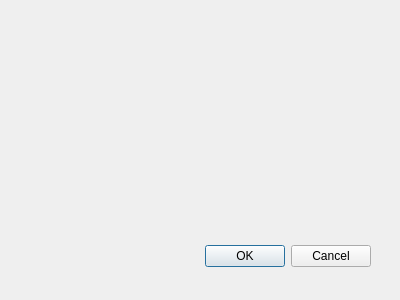
First picture: the form in dialog_two_threshold_transform.ui, repository my3rs/ImageQt, before the edit.
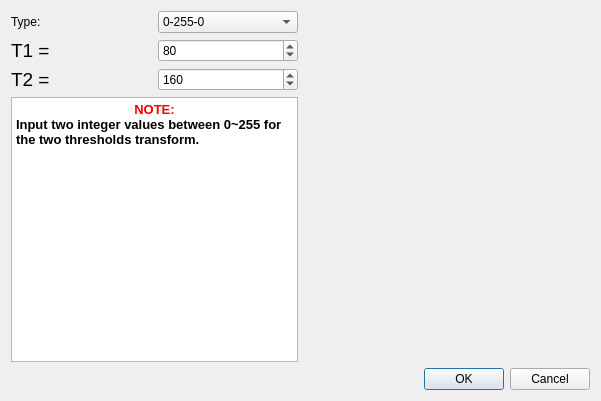
Second picture: the form after the edit. Custom widgets are drawn as their Qt base class.

Commit message: 双阈值灰度变换

```diff
--- a/dialog_two_threshold_transform.ui
+++ b/dialog_two_threshold_transform.ui
@@ -8,31 +8,162 @@
    <rect>
     <x>0</x>
     <y>0</y>
-    <width>400</width>
-    <height>300</height>
+    <width>601</width>
+    <height>401</height>
    </rect>
   </property>
+  <property name="sizePolicy">
+   <sizepolicy hsizetype="Expanding" vsizetype="Expanding">
+    <horstretch>0</horstretch>
+    <verstretch>0</verstretch>
+   </sizepolicy>
+  </property>
+  <property name="minimumSize">
+   <size>
+    <width>567</width>
+    <height>383</height>
+   </size>
+  </property>
+  <property name="maximumSize">
+   <size>
+    <width>1000</width>
+    <height>700</height>
+   </size>
+  </property>
   <property name="windowTitle">
    <string>Dialog</string>
   </property>
-  <widget name="buttonBox" class="QDialogButtonBox">
-   <property name="geometry">
-    <rect>
-     <x>30</x>
-     <y>240</y>
-     <width>341</width>
-     <height>32</height>
-    </rect>
-   </property>
-   <property name="orientation">
-    <enum>Qt::Horizontal</enum>
-   </property>
-   <property name="standardButtons">
-    <set>QDialogButtonBox::Cancel|QDialogButtonBox::Ok</set>
-   </property>
-  </widget>
+  <layout class="QVBoxLayout" name="verticalLayout_3">
+   <item>
+    <layout class="QHBoxLayout" name="horizontalLayout_4">
+     <item>
+      <layout class="QVBoxLayout" name="verticalLayout_2">
+       <item>
+        <layout class="QVBoxLayout" name="verticalLayout">
+         <item>
+          <layout class="QHBoxLayout" name="horizontalLayout_3">
+           <item>
+            <widget class="QLabel" name="label">
+             <property name="text">
+              <string>Type:</string>
+             </property>
+            </widget>
+           </item>
+           <item>
+            <widget class="QComboBox" name="comboBox">
+             <item>
+              <property name="text">
+               <string>0-255-0</string>
+              </property>
+             </item>
+             <item>
+              <property name="text">
+               <string>255-0-255</string>
+              </property>
+             </item>
+            </widget>
+           </item>
+          </layout>
+         </item>
+         <item>
+          <layout class="QHBoxLayout" name="horizontalLayout_2">
+           <item>
+            <widget class="QLabel" name="label_2">
+             <property name="text">
+              <string>&lt;html&gt;&lt;head/&gt;&lt;body&gt;&lt;p&gt;&lt;span style=&quot; font-size:14pt;&quot;&gt;T1 = &lt;/span&gt;&lt;/p&gt;&lt;/body&gt;&lt;/html&gt;</string>
+             </property>
+            </widget>
+           </item>
+           <item>
+            <widget class="QSpinBox" name="T1SpinBox">
+             <property name="maximum">
+              <number>255</number>
+             </property>
+             <property name="singleStep">
+              <number>1</number>
+             </property>
+             <property name="value">
+              <number>80</number>
+             </property>
+            </widget>
+           </item>
+          </layout>
+         </item>
+         <item>
+          <layout class="QHBoxLayout" name="horizontalLayout">
+           <item>
+            <widget class="QLabel" name="label_3">
+             <property name="text">
+              <string>&lt;html&gt;&lt;head/&gt;&lt;body&gt;&lt;p&gt;&lt;span style=&quot; font-size:14pt;&quot;&gt;T2 = &lt;/span&gt;&lt;/p&gt;&lt;/body&gt;&lt;/html&gt;</string>
+             </property>
+            </widget>
+           </item>
+           <item>
+            <widget class="QSpinBox" name="T2SpinBox">
+             <property name="maximum">
+              <number>255</number>
+             </property>
+             <property name="value">
+              <number>160</number>
+             </property>
+            </widget>
+           </item>
+          </layout>
+         </item>
+        </layout>
+       </item>
+       <item>
+        <widget class="QTextBrowser" name="textBrowser">
+         <property name="html">
+          <string>&lt;!DOCTYPE HTML PUBLIC &quot;-//W3C//DTD HTML 4.0//EN&quot; &quot;http://www.w3.org/TR/REC-html40/strict.dtd&quot;&gt;
+&lt;html&gt;&lt;head&gt;&lt;meta name=&quot;qrichtext&quot; content=&quot;1&quot; /&gt;&lt;style type=&quot;text/css&quot;&gt;
+p, li { white-space: pre-wrap; }
+&lt;/style&gt;&lt;/head&gt;&lt;body style=&quot; font-family:'Roboto'; font-size:10pt; font-weight:400; font-style:normal;&quot;&gt;
+&lt;p align=&quot;center&quot; style=&quot; margin-top:0px; margin-bottom:0px; margin-left:0px; margin-right:0px; -qt-block-indent:0; text-indent:0px;&quot;&gt;&lt;span style=&quot; font-weight:600; color:#ff0000;&quot;&gt;NOTE:&lt;/span&gt;&lt;/p&gt;
+&lt;p style=&quot; margin-top:0px; margin-bottom:0px; margin-left:0px; margin-right:0px; -qt-block-indent:0; text-indent:0px;&quot;&gt;&lt;span style=&quot; font-weight:600;&quot;&gt;Input two integer values between 0~255 for the two thresholds transform.&lt;/span&gt;&lt;/p&gt;&lt;/body&gt;&lt;/html&gt;</string>
+         </property>
+        </widget>
+       </item>
+      </layout>
+     </item>
+     <item>
+      <widget class="QCustomPlot" name="customPlot" native="true">
+       <property name="sizePolicy">
+        <sizepolicy hsizetype="Expanding" vsizetype="Expanding">
+         <horstretch>0</horstretch>
+         <verstretch>0</verstretch>
+        </sizepolicy>
+       </property>
+       <property name="minimumSize">
+        <size>
+         <width>0</width>
+         <height>0</height>
+        </size>
+       </property>
+      </widget>
+     </item>
+    </layout>
+   </item>
+   <item>
+    <widget class="QDialogButtonBox" name="buttonBox">
+     <property name="orientation">
+      <enum>Qt::Horizontal</enum>
+     </property>
+     <property name="standardButtons">
+      <set>QDialogButtonBox::Cancel|QDialogButtonBox::Ok</set>
+     </property>
+    </widget>
+   </item>
+  </layout>
  </widget>
- <pixmapfunction/>
+ <customwidgets>
+  <customwidget>
+   <class>QCustomPlot</class>
+   <extends>QWidget</extends>
+   <header location="global">qcustomplot.h</header>
+   <container>1</container>
+  </customwidget>
+ </customwidgets>
  <resources/>
  <connections>
   <connection>
```
Left out of the diff: 8 changed lines with no effect on the pictures. The commit also changes 2 other files.
